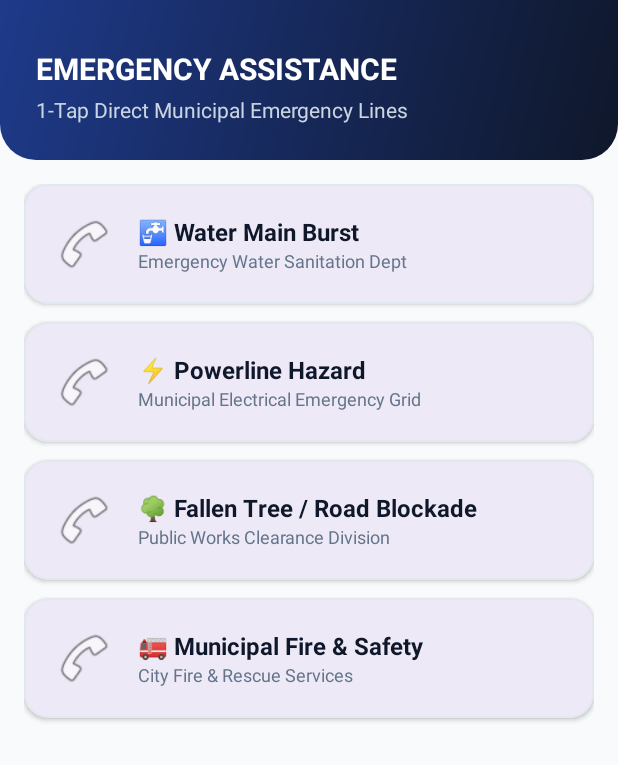
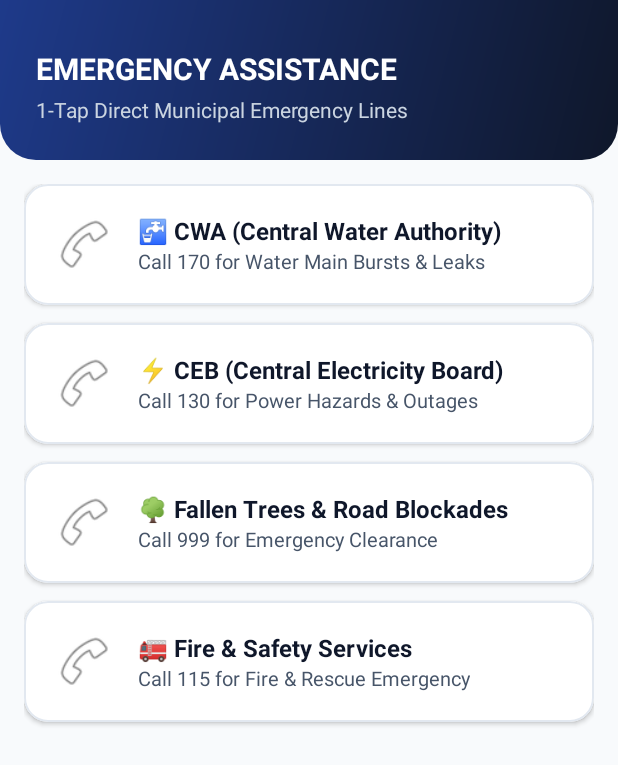
Before and after one commit to sidh3310/municipal_citizen_app, an Android app built with Jetpack Compose: the EmergencyActivity screen opened directly, with no data from a screen before it, on a phone screen of 412 x 824 dp. Shown: the top 765 px of the screen. Run offline under Robolectric (Android 15) with nearby library versions, the phone set to English and light mode, and no system bars.

Commit message:
Update emergency hotline numbers to CWA 170, CEB 130, Fire 115, Fallen Trees 999

```diff
--- a/app/src/main/java/com/example/municipalcitizenapp/activities/EmergencyActivity.kt
+++ b/app/src/main/java/com/example/municipalcitizenapp/activities/EmergencyActivity.kt
@@ -14,15 +14,15 @@ class EmergencyActivity : ComponentActivity() {
         setContentView(R.layout.activity_emergency)
 
         findViewById<MaterialCardView>(R.id.cardCallWater).setOnClickListener {
-            dialNumber("108")
+            dialNumber("170")
         }
 
         findViewById<MaterialCardView>(R.id.cardCallPower).setOnClickListener {
-            dialNumber("109")
+            dialNumber("130")
         }
 
         findViewById<MaterialCardView>(R.id.cardCallTree).setOnClickListener {
-            dialNumber("112")
+            dialNumber("999")
         }
 
         findViewById<MaterialCardView>(R.id.cardCallFire).setOnClickListener {
--- a/app/src/main/res/layout/activity_emergency.xml
+++ b/app/src/main/res/layout/activity_emergency.xml
@@ -49,6 +49,7 @@
                 android:layout_marginBottom="12dp"
                 app:cardCornerRadius="16dp"
                 app:cardElevation="2dp"
+                app:cardBackgroundColor="@color/white"
                 app:strokeWidth="1dp"
                 app:strokeColor="@color/card_stroke"
                 android:clickable="true"
@@ -77,17 +78,17 @@
                         <TextView
                             android:layout_width="wrap_content"
                             android:layout_height="wrap_content"
-                            android:text="🚰 Water Main Burst"
-                            android:textColor="@color/black"
+                            android:text="🚰 CWA (Central Water Authority)"
+                            android:textColor="#0F172A"
                             android:textSize="16sp"
                             android:textStyle="bold" />
 
                         <TextView
                             android:layout_width="wrap_content"
                             android:layout_height="wrap_content"
-                            android:text="Emergency Water Sanitation Dept"
-                            android:textColor="@color/text_muted"
-                            android:textSize="12sp" />
+                            android:text="Call 170 for Water Main Bursts &amp; Leaks"
+                            android:textColor="#475569"
+                            android:textSize="13sp" />
                     </LinearLayout>
                 </LinearLayout>
             </com.google.android.material.card.MaterialCardView>
@@ -99,6 +100,7 @@
                 android:layout_marginBottom="12dp"
                 app:cardCornerRadius="16dp"
                 app:cardElevation="2dp"
+                app:cardBackgroundColor="@color/white"
                 app:strokeWidth="1dp"
                 app:strokeColor="@color/card_stroke"
                 android:clickable="true"
@@ -127,17 +129,17 @@
                         <TextView
                             android:layout_width="wrap_content"
                             android:layout_height="wrap_content"
-                            android:text="⚡ Powerline Hazard"
-                            android:textColor="@color/black"
+                            android:text="⚡ CEB (Central Electricity Board)"
+                            android:textColor="#0F172A"
                             android:textSize="16sp"
                             android:textStyle="bold" />
 
                         <TextView
                             android:layout_width="wrap_content"
                             android:layout_height="wrap_content"
-                            android:text="Municipal Electrical Emergency Grid"
-                            android:textColor="@color/text_muted"
-                            android:textSize="12sp" />
+                            android:text="Call 130 for Power Hazards &amp; Outages"
+                            android:textColor="#475569"
+                            android:textSize="13sp" />
                     </LinearLayout>
                 </LinearLayout>
             </com.google.android.material.card.MaterialCardView>
@@ -149,6 +151,7 @@
                 android:layout_marginBottom="12dp"
                 app:cardCornerRadius="16dp"
                 app:cardElevation="2dp"
+                app:cardBackgroundColor="@color/white"
                 app:strokeWidth="1dp"
                 app:strokeColor="@color/card_stroke"
                 android:clickable="true"
@@ -177,17 +180,17 @@
                         <TextView
                             android:layout_width="wrap_content"
                             android:layout_height="wrap_content"
-                            android:text="🌳 Fallen Tree / Road Blockade"
-                            android:textColor="@color/black"
+                            android:text="🌳 Fallen Trees &amp; Road Blockades"
+                            android:textColor="#0F172A"
                             android:textSize="16sp"
                             android:textStyle="bold" />
 
                         <TextView
                             android:layout_width="wrap_content"
                             android:layout_height="wrap_content"
-                            android:text="Public Works Clearance Division"
-                            android:textColor="@color/text_muted"
-                            android:textSize="12sp" />
+                            android:text="Call 999 for Emergency Clearance"
+                            android:textColor="#475569"
+                            android:textSize="13sp" />
                     </LinearLayout>
                 </LinearLayout>
             </com.google.android.material.card.MaterialCardView>
@@ -199,6 +202,7 @@
                 android:layout_marginBottom="12dp"
                 app:cardCornerRadius="16dp"
                 app:cardElevation="2dp"
+                app:cardBackgroundColor="@color/white"
                 app:strokeWidth="1dp"
                 app:strokeColor="@color/card_stroke"
                 android:clickable="true"
@@ -227,17 +231,17 @@
                         <TextView
                             android:layout_width="wrap_content"
                             android:layout_height="wrap_content"
-                            android:text="🚒 Municipal Fire &amp; Safety"
-                            android:textColor="@color/black"
+                            android:text="🚒 Fire &amp; Safety Services"
+                            android:textColor="#0F172A"
                             android:textSize="16sp"
                             android:textStyle="bold" />
 
                         <TextView
                             android:layout_width="wrap_content"
                             android:layout_height="wrap_content"
-                            android:text="City Fire &amp; Rescue Services"
-                            android:textColor="@color/text_muted"
-                            android:textSize="12sp" />
+                            android:text="Call 115 for Fire &amp; Rescue Emergency"
+                            android:textColor="#475569"
+                            android:textSize="13sp" />
                     </LinearLayout>
                 </LinearLayout>
             </com.google.android.material.card.MaterialCardView>
```
